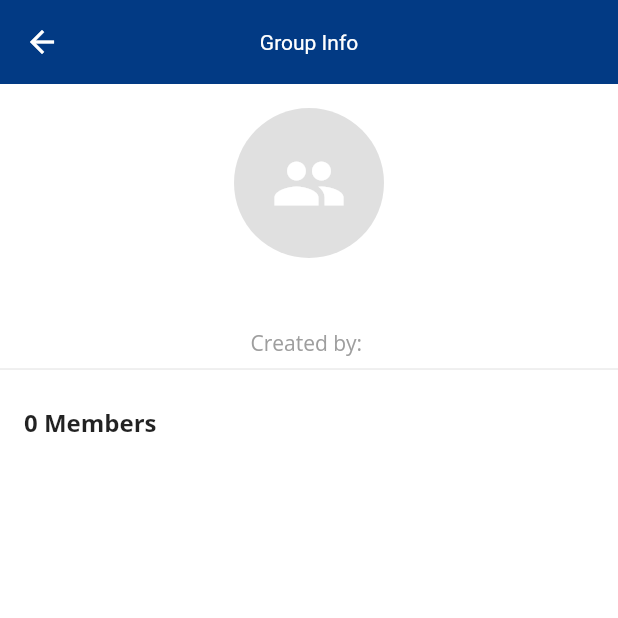
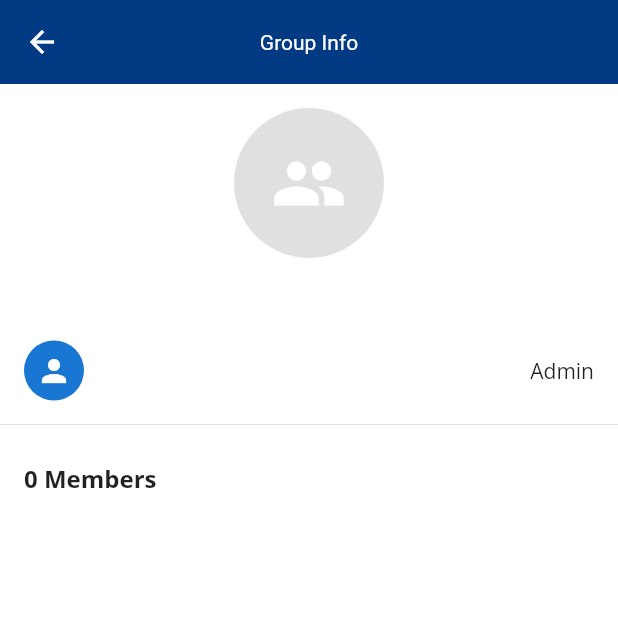
Before and after one commit to Waqas0343/team_chat_app, a Flutter app: the GroupProfileDetailScreen screen opened directly with empty values, on a phone screen of 412 x 824 dp, the top half of it. Run offline on Flutter 3.47's test engine with Material 3 defaults, Android fonts, the phone set to English and light mode, and no system bars; our stand-ins replace audioplayers, cached_network_image, cloud_firestore, firebase_auth, firebase_core, firebase_messaging and 9 more; missing offline and left inert: flutter_webrtc; accounts and stored records are empty.

Commit message:
Implement Delete Group Member

```diff
--- a/lib/screens/groups/controller/create_group_detail_controller.dart
+++ b/lib/screens/groups/controller/create_group_detail_controller.dart
@@ -87,6 +87,7 @@ class CreateGroupDetailController extends GetxController {
         'name': groupName.value,
         'members': members,
         'image': groupImage.value ?? '',
+        'createdBy': currentUserId,
         'createdAt': FieldValue.serverTimestamp(),
       });
 
@@ -102,4 +103,5 @@ class CreateGroupDetailController extends GetxController {
       isLoading.value = false;
     }
   }
+
 }
--- a/lib/screens/groups/group_profile_detail_screen.dart
+++ b/lib/screens/groups/group_profile_detail_screen.dart
@@ -4,7 +4,7 @@ import 'package:get/get.dart';
 import 'controller/group_profile_detail_controller.dart';
 
 class GroupProfileDetailScreen extends StatelessWidget {
-   GroupProfileDetailScreen({super.key});
+   const GroupProfileDetailScreen({super.key});
 
   @override
   Widget build(BuildContext context) {
@@ -41,10 +41,19 @@ class GroupProfileDetailScreen extends StatelessWidget {
                 ),
               ),
                SizedBox(height: 8),
-              Text(
-                "Created by: ${controller.createdBy}",
-                style:  TextStyle(color: Colors.grey),
-              ),
+
+              Obx(() => ListTile(
+                leading:  CircleAvatar(
+                  backgroundImage: controller.createdByImage.value.isNotEmpty
+                      ? NetworkImage(controller.createdByImage.value)
+                      : null,
+                  child: controller.createdByImage.value.isEmpty
+                      ? Icon(Icons.person)
+                      : null,
+                ),
+                trailing:  Text("Admin"),
+                title:  Text(controller.createdByName.value),
+              )),
               Divider(),
               ListTile(
                 title: Text(
@@ -70,7 +79,15 @@ class GroupProfileDetailScreen extends StatelessWidget {
                     ),
                     title: Text(member["name"]),
                     subtitle: Text(member["email"]),
-                    trailing: IconButton(onPressed: (){}, icon: Icon(Icons.delete_outlined, color: Colors.red,)),
+                    trailing: controller.createdBy == controller.currentUserId
+                        ? IconButton(
+                      onPressed: () {
+                        controller.deleteMember(member["id"]);
+                      },
+                      icon: Icon(Icons.delete_outlined, color: Colors.red),
+                    )
+                        : null,
+
                   );
                 },
               ),
```
Also changed, not shown: lib/screens/groups/controller/group_profile_detail_controller.dart (+41 -4 lines), lib/screens/groups/group_person_chats_screen.dart (+10 -7 lines).
